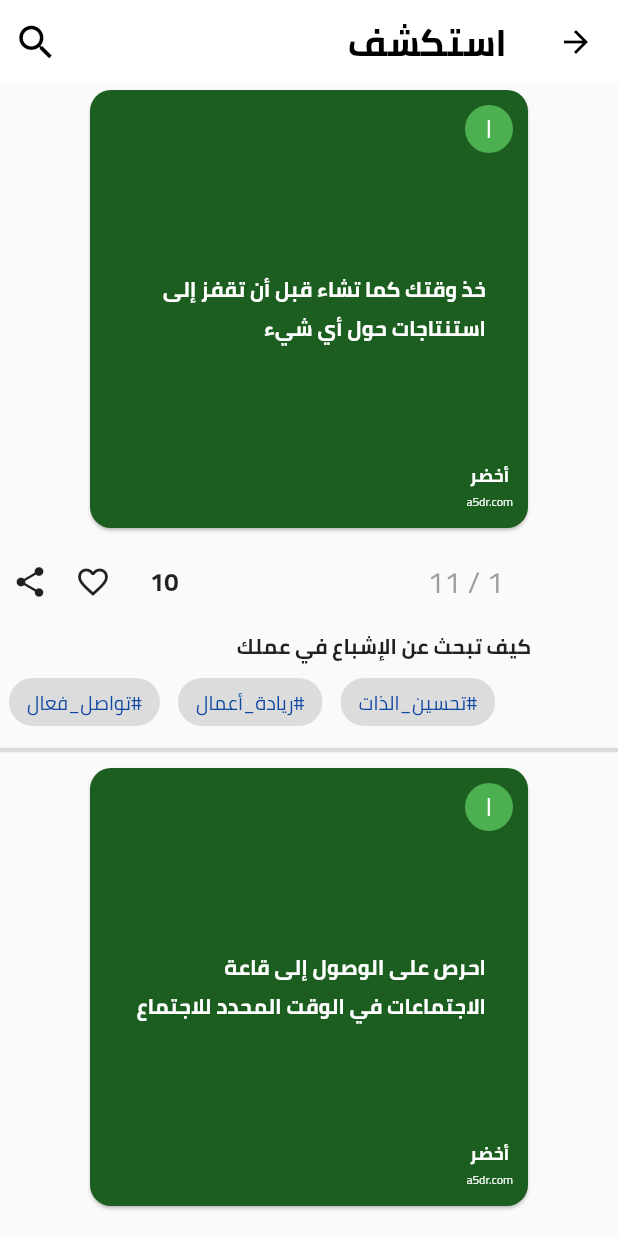
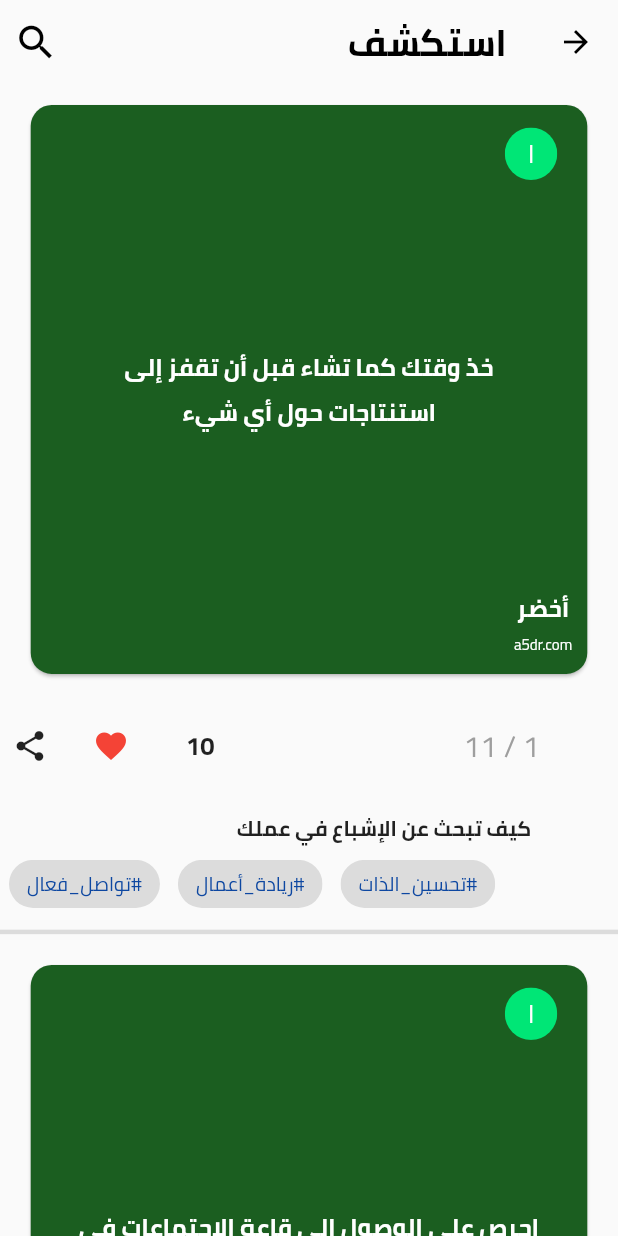
Before and after one commit to EslamFares/Green, a Flutter app: the DiscoverPage screen opened directly, after a tap on the "search" icon, on a phone screen of 412 x 824 dp. Run offline on Flutter 3.47's test engine with Material 2 defaults, Android fonts, the phone set to English and light mode, and no system bars; our stand-ins replace animated_text_kit, percent_indicator.

Commit message:
loading screen

```diff
--- /dev/null
+++ b/lib/loading_page.dart
@@ -0,0 +1,54 @@
+import 'package:animated_text_kit/animated_text_kit.dart';
+import 'package:flutter/material.dart';
+
+class LoadingPage extends StatefulWidget {
+  @override
+  _LoadingPageState createState() => _LoadingPageState();
+}
+
+class _LoadingPageState extends State<LoadingPage> {
+  @override
+  Widget build(BuildContext context) {
+    return Container(
+      color: Colors.white,
+      child: Stack(
+        alignment: Alignment.center,
+        children: <Widget>[
+          Container(
+            height: MediaQuery.of(context).size.height -
+                AppBar().preferredSize.height -
+                56,
+            child: Center(
+              child: Text(
+                'أخضر',
+                style: TextStyle(
+                    fontWeight: FontWeight.w900,
+                    fontSize: 35.0,
+                    foreground: Paint()
+                      ..style = PaintingStyle.stroke
+                      ..strokeWidth = 1
+                      ..color = Colors.green),
+              ),
+            ),
+          ),
+          Center(
+            child: TextLiquidFill(
+              text: 'أخضر',
+              waveColor: Colors.green,
+              loadDuration: Duration(milliseconds: 1000),
+              waveDuration: Duration(milliseconds: 2000),
+              boxBackgroundColor: ThemeData.light().scaffoldBackgroundColor,
+              textStyle: TextStyle(
+                fontSize: 35.0,
+                fontWeight: FontWeight.w900,
+              ),
+              boxHeight: MediaQuery.of(context).size.height -
+                  AppBar().preferredSize.height -
+                  56,
+            ),
+          ),
+        ],
+      ),
+    );
+  }
+}
--- a/lib/my_home.dart
+++ b/lib/my_home.dart
@@ -12,7 +12,7 @@ class MyHome extends StatefulWidget {
 
 class _MyHomeState extends State<MyHome> {
   int bottomIndex = 0;
-List<Widget> bodyPages=[
+  List<Widget> bodyPages = [
     HomePage(),
     SearchPage(),
     DiscoverPage(),
@@ -21,11 +21,13 @@ List<Widget> bodyPages=[
   ];
   @override
   Widget build(BuildContext context) {
+    GlobalKey keyButtNav = GlobalKey();
     return Directionality(
       textDirection: TextDirection.rtl,
       child: Scaffold(
         body: bodyPages[bottomIndex],
         bottomNavigationBar: BottomNavigationBar(
+          key: keyButtNav,
           showUnselectedLabels: false,
           type: BottomNavigationBarType.fixed,
           selectedFontSize: 0.0,
@@ -41,6 +43,7 @@ List<Widget> bodyPages=[
             setState(() {
               bottomIndex = value;
             });
+            // print('height = ${keyButtNav.currentContext.size.height}');
           },
           items: [
             BottomNavigationBarItem(
--- a/lib/pages/account.dart
+++ b/lib/pages/account.dart
@@ -1,5 +1,7 @@
 import 'package:flutter/material.dart';
 import 'package:green/pages/setting_pages/setting_page.dart';
+
+import '../loading_page.dart';
 
 class AccountPage extends StatefulWidget {
   @override
@@ -7,6 +9,18 @@ class AccountPage extends StatefulWidget {
 }
 
 class _AccountPageState extends State<AccountPage> {
+  bool loading = true;
+
+  @override
+  void initState() {
+    super.initState();
+    Future.delayed(const Duration(seconds: 2), () {
+      setState(() {
+        loading = false;
+      });
+    });
+  }
+
   @override
   Widget build(BuildContext context) {
     return Scaffold(
@@ -48,6 +62,9 @@ class _AccountPageState extends State<AccountPage> {
           )
         ],
       ),
+      body: loading
+          ? LoadingPage()
+          : Container(child: Center(child: Icon(Icons.account_circle))),
     );
   }
 }
--- a/lib/pages/discover_page.dart
+++ b/lib/pages/discover_page.dart
@@ -1,5 +1,6 @@
 import 'package:flutter/material.dart';
 import '../Data/discoverModel.dart';
+import '../loading_page.dart';
 
 class DiscoverPage extends StatefulWidget {
   @override
@@ -7,6 +8,18 @@ class DiscoverPage extends StatefulWidget {
 }
 
 class _DiscoverPageState extends State<DiscoverPage> {
+  bool loading = true;
+
+  @override
+  void initState() {
+    super.initState();
+    Future.delayed(const Duration(seconds: 3), () {
+      setState(() {
+        loading = false;
+      });
+    });
+  }
+
   @override
   Widget build(BuildContext context) {
     return Directionality(
@@ -14,7 +27,7 @@ class _DiscoverPageState extends State<DiscoverPage> {
       child: Scaffold(
           appBar: AppBar(
             elevation: 0.0,
-            backgroundColor: Colors.white,
+            backgroundColor: ThemeData.light().scaffoldBackgroundColor,
             title: Padding(
               padding: const EdgeInsets.only(right: 2.0),
               child: Align(
@@ -39,7 +52,9 @@ class _DiscoverPageState extends State<DiscoverPage> {
               ),
             ],
           ),
-          body: ListView.builder(
+          body: loading
+              ? LoadingPage()
+              : ListView.builder(
                   itemCount: discoverInfo.length,
                   itemBuilder: (BuildContext context, int index) {
                     return DisplayDiscoverInfo(
@@ -64,7 +79,7 @@ class DisplayDiscoverInfo extends StatelessWidget {
     return Container(
       child: Column(
         children: [
-          quoteWidget(qoute),
+          QuoteWidget(qoute),
           questionWidget(question),
           hashtagWidget(hashtag),
           Divider(
@@ -113,16 +128,38 @@ Widget hashtagWidget(List<String> hashtag) {
   );
 }
 
-Widget quoteWidget(String quote) {
+// Widget quoteWidget(BuildContext context, String quote) {
+//    return quoteWidget();
+// }
+
+class QuoteWidget extends StatefulWidget {
+  final String quote;
+  QuoteWidget(this.quote);
+
+  @override
+  _QuoteWidgetState createState() => _QuoteWidgetState();
+}
+
+class _QuoteWidgetState extends State<QuoteWidget> {
+  bool favourite = false;
+  @override
+  Widget build(BuildContext context) {
     return Column(
       children: [
-      Container(
-        height: 300,
-        width: 300,
+        GestureDetector(
+          onDoubleTap: () {
+            setState(() {
+              favourite = !favourite;
+            });
+          },
+          child: Container(
+            margin: EdgeInsets.only(top: 10),
+            height: MediaQuery.of(context).size.height * .47,
+            width: MediaQuery.of(context).size.width * .92,
             child: Card(
                 color: Colors.green[900],
-            shape:
-                RoundedRectangleBorder(borderRadius: BorderRadius.circular(14)),
+                shape: RoundedRectangleBorder(
+                    borderRadius: BorderRadius.circular(14)),
                 child: Stack(
                   children: [
                     Center(
@@ -132,10 +169,11 @@ Widget quoteWidget(String quote) {
                       ),
                       child: Align(
                         alignment: Alignment.center,
-                    child: Text(quote,
+                        child: Text(widget.quote,
+                            textAlign: TextAlign.center,
                             style: TextStyle(
                               color: Colors.white,
-                          fontSize: 14,
+                              fontSize: 16,
                               fontWeight: FontWeight.bold,
                             )),
                       ),
@@ -150,30 +188,32 @@ Widget quoteWidget(String quote) {
                             Text('أخضر',
                                 style: TextStyle(
                                   color: Colors.white,
-                              fontSize: 12,
+                                  fontSize: 16,
                                   fontWeight: FontWeight.bold,
                                 )),
                             Text('a5dr.com',
                                 style: TextStyle(
                                   color: Colors.white,
-                              fontSize: 8,
+                                  fontSize: 10,
                                   fontWeight: FontWeight.normal,
                                 )),
                           ],
                         )),
                     Positioned(
-                  left: 250,
-                  top: 10,
+                      right: 20,
+                      top: 15,
                       child: ClipRRect(
                         borderRadius: BorderRadius.circular(100),
                         child: Container(
-                      height: 32,
-                      width: 32,
-                      color: Colors.green,
+                          height: 35,
+                          width: 35,
+                          color: Colors.greenAccent[400],
                           child: Center(
                             child: Text(
                               'I',
-                          style: TextStyle(color: Colors.white, fontSize: 17),
+                              textAlign: TextAlign.center,
+                              style:
+                                  TextStyle(color: Colors.white, fontSize: 17),
                             ),
                           ),
                         ),
@@ -181,6 +221,7 @@ Widget quoteWidget(String quote) {
                     )
                   ],
                 )),
+          ),
         ),
         Padding(
           padding: const EdgeInsets.only(top: 10, right: 10.0),
@@ -206,8 +247,26 @@ Widget quoteWidget(String quote) {
               ),
               Padding(
                 padding: const EdgeInsets.all(10.0),
-              child: GestureDetector(
-                  onDoubleTap: () {}, child: Icon(Icons.favorite_border)),
+                child: favourite
+                    ? IconButton(
+                        icon: Icon(Icons.favorite_border),
+                        onPressed: () {
+                          setState(() {
+                            favourite = !favourite;
+                          });
+                        },
+                      )
+                    : IconButton(
+                        onPressed: () {
+                          setState(() {
+                            favourite = !favourite;
+                          });
+                        },
+                        icon: Icon(
+                          Icons.favorite,
+                          color: Colors.red,
+                        ),
+                      ),
               ),
               Padding(
                 padding: const EdgeInsets.all(8.0),
@@ -219,3 +278,4 @@ Widget quoteWidget(String quote) {
       ],
     );
   }
+}
--- a/lib/pages/library_page.dart
+++ b/lib/pages/library_page.dart
@@ -3,6 +3,8 @@ import 'package:flutter/material.dart';
 import 'package:green/widgets/LibraryWidgets/books_idea_library.dart';
 import 'package:green/widgets/LibraryWidgets/books_library.dart';
 import 'package:green/widgets/LibraryWidgets/markes_library.dart';
+
+import '../loading_page.dart';
 
 class MyLibraryPage extends StatefulWidget {
   @override
@@ -13,10 +15,16 @@ class _MyLibraryPageState extends State<MyLibraryPage>
     with SingleTickerProviderStateMixin {
   GlobalKey scafolldBookLibrary = GlobalKey<ScaffoldState>();
   TabController _tabController;
+  bool loading = true;
   @override
   void initState() {
     _tabController = TabController(length: 3, vsync: this);
     super.initState();
+    Future.delayed(const Duration(seconds: 2), () {
+      setState(() {
+        loading = false;
+      });
+    });
   }
 
   @override
@@ -44,12 +52,16 @@ class _MyLibraryPageState extends State<MyLibraryPage>
                 Tab(child: Text('أفكار الكتب')),
               ],
             )),
-        body: TabBarView(controller: _tabController, children: [
+        body: loading
+              ? LoadingPage()
+              :TabBarView(controller: _tabController, children: [
           BooksLibrary(
             scafolldBookLibrary: scafolldBookLibrary,
           ),
           MarkesLibrary(),
-          BooksIdeaLibrary(scafolldBookLibrary: scafolldBookLibrary,),
+          BooksIdeaLibrary(
+            scafolldBookLibrary: scafolldBookLibrary,
+          ),
         ]));
   }
 }
--- a/pubspec.yaml
+++ b/pubspec.yaml
@@ -29,6 +29,8 @@ dependencies:
   # Use with the CupertinoIcons class for iOS style icons.
   cupertino_icons: ^0.1.3
   percent_indicator: ^2.1.6
+  animated_text_kit: ^2.2.0
+
 
 dev_dependencies:
   flutter_test:
```
Also changed, not shown: pubspec.lock. Lines whose indentation alone changed are shown as unchanged.
